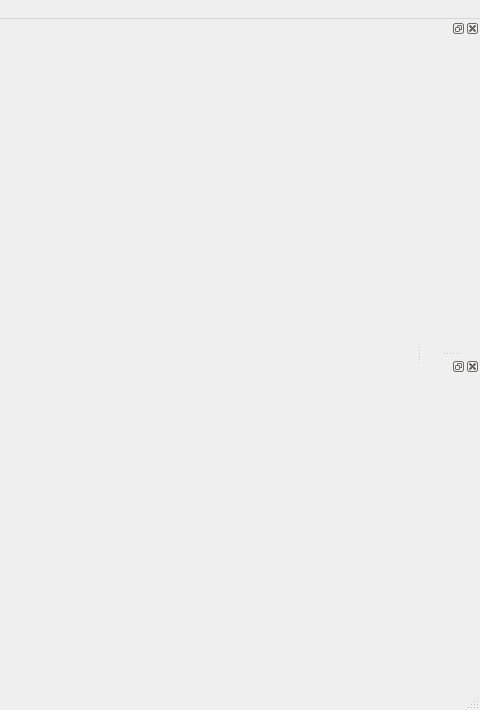
First picture: the form in CuteBelote/src/MainWindow.ui, repository IrmatDen/fr-belote, before the edit; both pictures show x 411 to 891 and y 0 to 710 of the 891 by 710 pixel window.
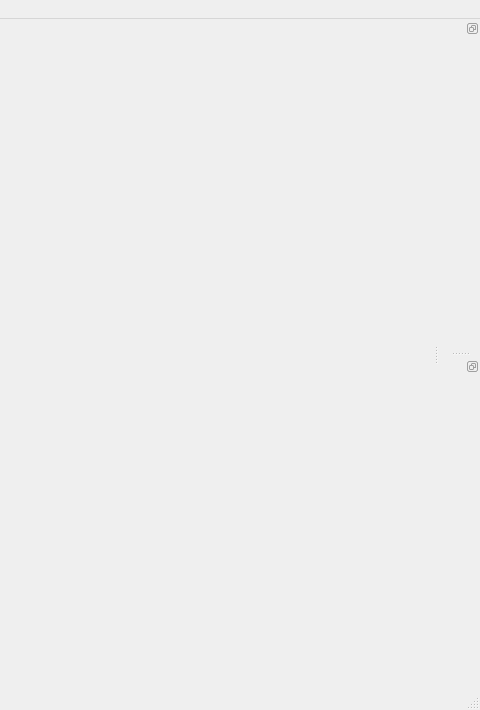
Second picture: the form after the edit. Custom widgets are drawn as their Qt base class.

```diff
--- a/CuteBelote/src/MainWindow.ui
+++ b/CuteBelote/src/MainWindow.ui
@@ -36,15 +36,27 @@
   </widget>
   <widget class="QStatusBar" name="statusbar"/>
   <widget class="QDockWidget" name="ChatDockWidget">
+   <property name="enabled">
+    <bool>false</bool>
+   </property>
+   <property name="features">
+    <set>QDockWidget::DockWidgetFloatable|QDockWidget::DockWidgetMovable</set>
+   </property>
    <attribute name="dockWidgetArea">
     <number>2</number>
    </attribute>
-   <widget class="QWidget" name="dockWidgetContents"/>
+   <widget class="Chat" name="ChatWidgetContent"/>
   </widget>
   <widget class="QDockWidget" name="ScoresDockWidget">
+   <property name="enabled">
+    <bool>false</bool>
+   </property>
    <property name="floating">
     <bool>false</bool>
    </property>
+   <property name="features">
+    <set>QDockWidget::DockWidgetFloatable|QDockWidget::DockWidgetMovable</set>
+   </property>
    <attribute name="dockWidgetArea">
     <number>2</number>
    </attribute>
@@ -72,6 +84,14 @@
    </property>
   </action>
  </widget>
+ <customwidgets>
+  <customwidget>
+   <class>Chat</class>
+   <extends>QWidget</extends>
+   <header>Chat.h</header>
+   <container>1</container>
+  </customwidget>
+ </customwidgets>
  <resources/>
  <connections>
   <connection>
```
Left out of the diff: 11 changed lines with no effect on the pictures.
